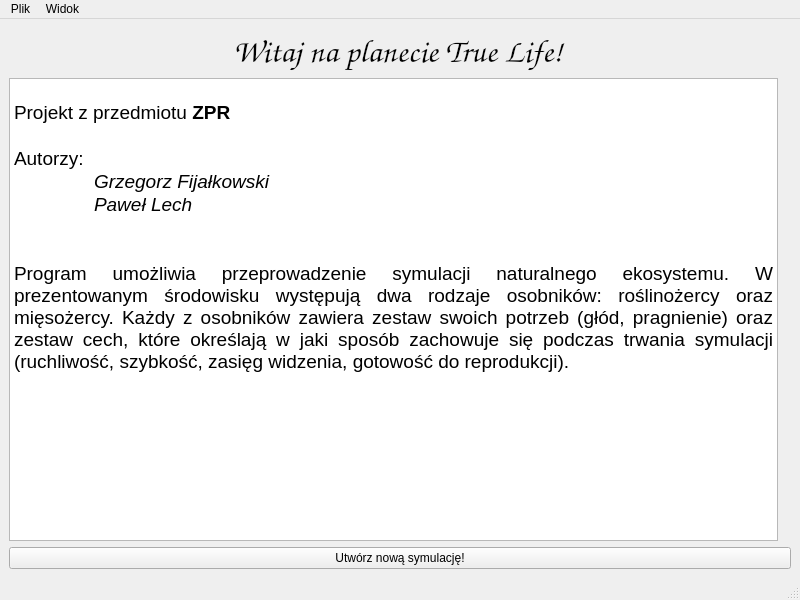
ppawel11/True-Life, file src/TrueLife/View/mainwindow.ui: the form before one commit.
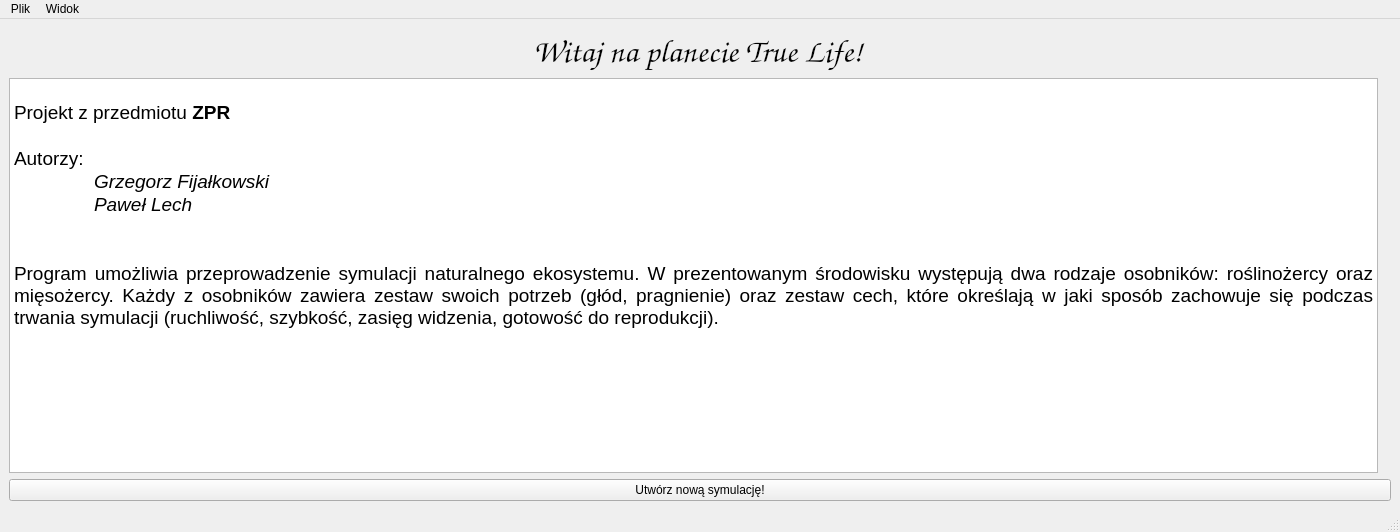
The form after the commit. Icons and pictures are not drawn.

The edit to the form file:
```diff
--- a/src/TrueLife/View/mainwindow.ui
+++ b/src/TrueLife/View/mainwindow.ui
@@ -6,10 +6,16 @@
    <rect>
     <x>0</x>
     <y>0</y>
-    <width>800</width>
-    <height>600</height>
+    <width>1400</width>
+    <height>532</height>
    </rect>
   </property>
+  <property name="minimumSize">
+   <size>
+    <width>1400</width>
+    <height>0</height>
+   </size>
+  </property>
   <property name="windowTitle">
    <string>MainWindow</string>
   </property>
@@ -78,7 +84,7 @@
     <rect>
      <x>0</x>
      <y>0</y>
-     <width>800</width>
+     <width>1400</width>
      <height>22</height>
     </rect>
    </property>
```
